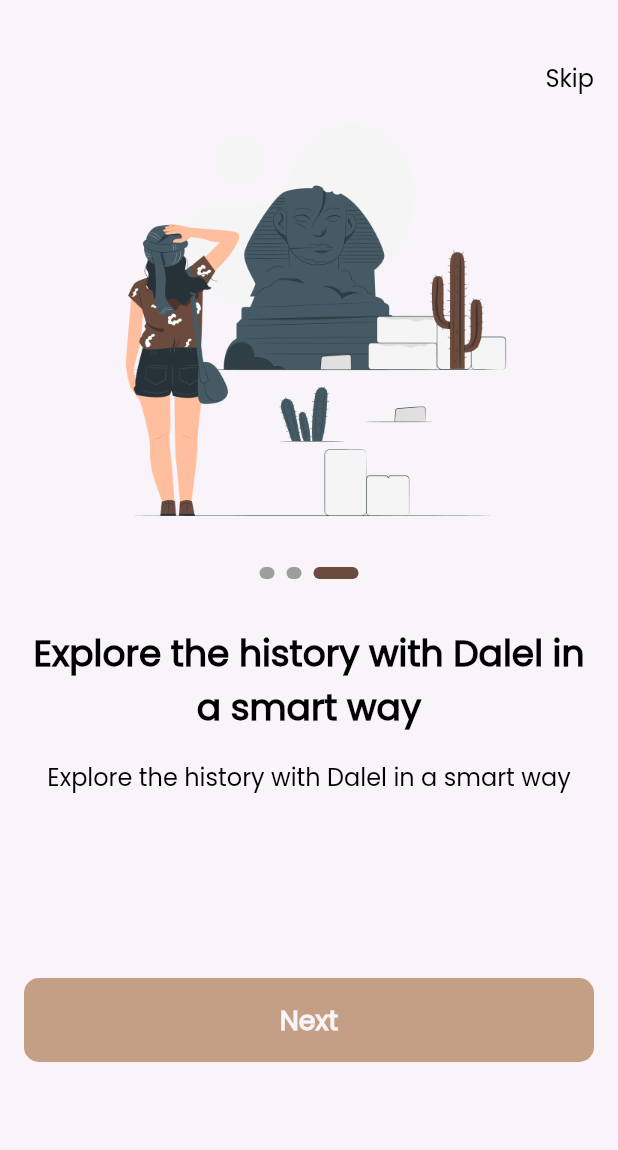
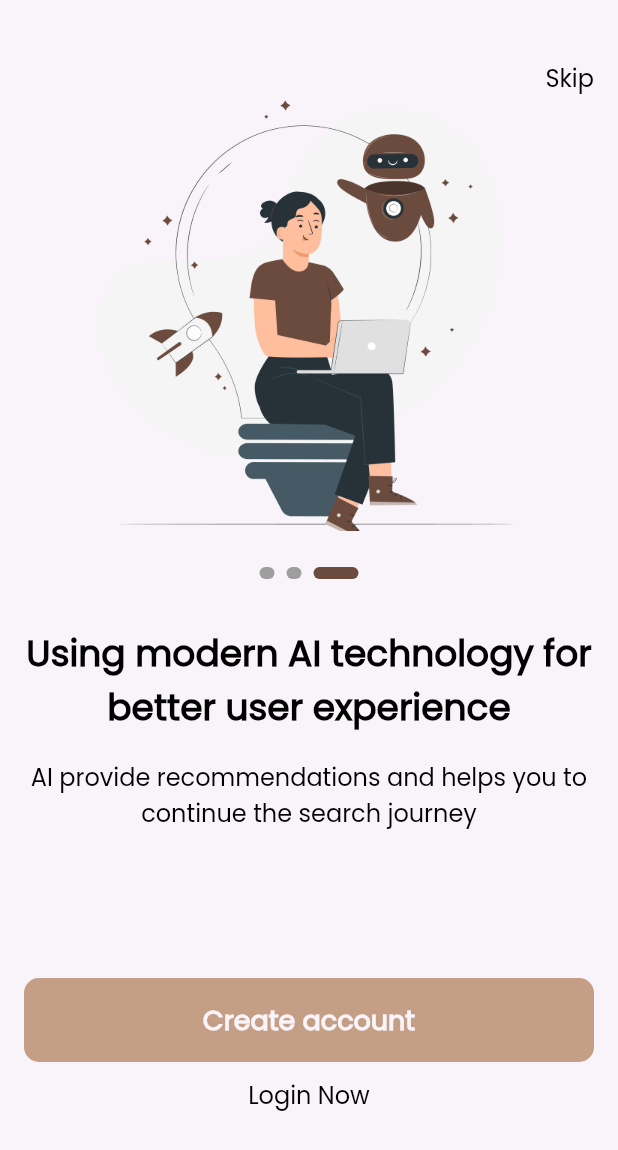
Before and after one commit to ebrahim969/dalel, a Flutter app: the screen it shows after launch, swiped to page 3, on a phone screen of 412 x 824 dp. Shown: the top 1150 px of the screen. Run offline on Flutter 3.47's test engine with Material 2 defaults, Android fonts, the phone set to English and light mode, and no system bars; drawn by our look-alikes of smooth_page_indicator; our stand-ins replace get.

Commit message:
on boarding finished

```diff
--- /dev/null
+++ b/lib/features/auth/presentation/views/signin_view.dart
@@ -0,0 +1,13 @@
+import 'package:flutter/material.dart';
+
+class SignInView extends StatelessWidget {
+  const SignInView({super.key});
+
+  @override
+  Widget build(BuildContext context) {
+    return SafeArea(
+        child: Scaffold(
+      body: Column(),
+    ));
+  }
+}
--- /dev/null
+++ b/lib/features/auth/presentation/views/signup_view.dart
@@ -0,0 +1,15 @@
+import 'package:flutter/material.dart';
+
+
+class SignUpView extends StatelessWidget {
+  const SignUpView({super.key});
+
+  @override
+  Widget build(BuildContext context) {
+    return SafeArea(
+      child: Scaffold(
+        body: Column(),
+      ),
+      );
+  }
+}
--- /dev/null
+++ b/lib/features/on_boarding/data/models/onboarding_model.dart
@@ -0,0 +1,28 @@
+import 'package:dalel_app/core/utils/app_assets.dart';
+
+class OnBoardingModel {
+  final String imagePath;
+  final String title;
+  final String subTitle;
+
+  OnBoardingModel(
+      {required this.imagePath, required this.title, required this.subTitle});
+}
+
+List<OnBoardingModel> onBoardingData = [
+  OnBoardingModel(
+    imagePath: Assets.imagesOnBoarding1,
+    title: "Explore the history with Dalel in a smart way",
+    subTitle: "Explore the history with Dalel in a smart way",
+  ),
+  OnBoardingModel(
+    imagePath: Assets.imagesOnBoarding2,
+    title: "From every place on earth",
+    subTitle: "A big variety of ancient places from all over the world",
+  ),
+  OnBoardingModel(
+    imagePath: Assets.imagesOnBoarding3,
+    title: "Using modern AI technology for better user experience",
+    subTitle: "AI provide recommendations and helps you to continue the search journey",
+  ),
+];
--- a/lib/features/on_boarding/presentation/view/screens/on_boarding_view.dart
+++ b/lib/features/on_boarding/presentation/view/screens/on_boarding_view.dart
@@ -1,12 +1,20 @@
 import 'package:flutter/material.dart';
-import '../../../../../core/utils/app_strings.dart';
-import '../../../../../core/widgets/custom_button.dart';
+import 'package:get/get.dart';
+import '../../../../auth/presentation/views/signup_view.dart';
 import '../widgets/custom_nav_bar.dart';
+import '../widgets/get_buttons.dart';
 import '../widgets/on_boarding_view_body.dart';
 
-class OnBoardingView extends StatelessWidget {
+class OnBoardingView extends StatefulWidget {
   const OnBoardingView({super.key});
 
+  @override
+  State<OnBoardingView> createState() => _OnBoardingViewState();
+}
+
+class _OnBoardingViewState extends State<OnBoardingView> {
+  final PageController _controller = PageController(initialPage: 0);
+  int currentIndex = 0;
   @override
   Widget build(BuildContext context) {
     return SafeArea(
@@ -14,14 +22,31 @@ class OnBoardingView extends StatelessWidget {
         body: Padding(
           padding: const EdgeInsets.symmetric(horizontal: 16),
           child: ListView(
-            physics:const BouncingScrollPhysics(),
+            physics: const BouncingScrollPhysics(),
             children: [
-              const SizedBox(height: 40,),
-              const CustomNavBar(),
-              OnBoardingViewBody(),
-              const SizedBox(height: 88,),
-              const CustomButton(text: AppStrings.next,),
-              const SizedBox(height: 17,),
+              const SizedBox(
+                height: 40,
+              ),
+              CustomNavBar(
+                onTap: () {
+                  Get.to(() => const SignUpView());
+                },
+              ),
+              OnBoardingViewBody(
+                controller: _controller,
+                onPageChanged: (index) {
+                  setState(() {
+                    currentIndex = index;
+                  });
+                },
+              ),
+              const SizedBox(
+                height: 88,
+              ),
+              GetButtons(currentIndex: currentIndex, controller: _controller),
+              const SizedBox(
+                height: 17,
+              ),
             ],
           ),
         ),
--- a/lib/features/on_boarding/presentation/view/widgets/custom_nav_bar.dart
+++ b/lib/features/on_boarding/presentation/view/widgets/custom_nav_bar.dart
@@ -4,16 +4,20 @@ import '../../../../../core/utils/app_strings.dart';
 import '../../../../../core/utils/app_styles.dart';
 
 class CustomNavBar extends StatelessWidget {
-  const CustomNavBar({super.key});
+  const CustomNavBar({super.key, required this.onTap});
 
+  final VoidCallback onTap;
   @override
   Widget build(BuildContext context) {
     return Align(
                 alignment: Alignment.centerRight,
-                child: Text(
-                  AppStrings.skip,
-                  style: CustomTextStyles.poppins300Style16
-                      .copyWith(fontWeight: FontWeight.w400),
+                child: InkWell(
+                  onTap: onTap,
+                  child: Text(
+                    AppStrings.skip,
+                    style: CustomTextStyles.poppins300Style16
+                        .copyWith(fontWeight: FontWeight.w400),
+                  ),
                 ),
               );
   }
--- /dev/null
+++ b/lib/features/on_boarding/presentation/view/widgets/get_buttons.dart
@@ -0,0 +1,56 @@
+import 'package:flutter/material.dart';
+import 'package:get/get.dart';
+
+import '../../../../../core/utils/app_strings.dart';
+import '../../../../../core/utils/app_styles.dart';
+import '../../../../../core/widgets/custom_button.dart';
+import '../../../../auth/presentation/views/signin_view.dart';
+import '../../../../auth/presentation/views/signup_view.dart';
+import '../../../data/models/onboarding_model.dart';
+
+class GetButtons extends StatelessWidget {
+  const GetButtons({super.key, required this.currentIndex, required this.controller});
+
+ final int currentIndex;
+ final PageController controller;
+  @override
+  Widget build(BuildContext context) {
+    if(currentIndex == onBoardingData.length-1)
+    {
+      return Column(
+                      children: [
+                        CustomButton(
+                          text: "Create account",
+                          onPressed: () {
+                            Get.to(() => const SignUpView());
+                          },
+                        ),
+                        const SizedBox(
+                          height: 10,
+                        ),
+                        InkWell(
+                          onTap: () {
+                            Get.to(()=> const SignInView());
+                          },
+                          child: Text(
+                            "Login Now",
+                            style: CustomTextStyles.poppins300Style16
+                                .copyWith(fontWeight: FontWeight.w400),
+                          ),
+                        )
+                      ],
+                    );
+    }else
+    {
+      return CustomButton(
+                      text: AppStrings.next,
+                      onPressed: () {
+                        controller.nextPage(
+                            duration: const Duration(microseconds: 200),
+                            curve: Curves.bounceIn);
+                      },
+                    );
+    }
+
+  }
+}
--- a/lib/features/on_boarding/presentation/view/widgets/on_boarding_view_body.dart
+++ b/lib/features/on_boarding/presentation/view/widgets/on_boarding_view_body.dart
@@ -1,29 +1,33 @@
 import 'package:dalel_app/core/utils/app_styles.dart';
 import 'package:flutter/material.dart';
-import '../../../../../core/utils/app_assets.dart';
+import '../../../data/models/onboarding_model.dart';
 import 'custom_smooth_indecator.dart';
 
 class OnBoardingViewBody extends StatelessWidget {
-  OnBoardingViewBody({super.key});
+  const OnBoardingViewBody({super.key, required this.controller, this.onPageChanged});
 
-  final PageController _controller = PageController();
+  final PageController controller;
+  final void Function(int)? onPageChanged;
   @override
   Widget build(BuildContext context) {
     return SizedBox(
       height: 500,
       child: PageView.builder(
+        onPageChanged: onPageChanged,
         physics:const BouncingScrollPhysics(),
-          controller: _controller,
-          itemCount: 3,
+          controller: controller,
+          itemCount: onBoardingData.length,
           itemBuilder: (context, index) {
             return Column(
               children: [
                 Container(
                   height:290,
                   width: 343,
-                  decoration: const BoxDecoration(
+                  decoration:  BoxDecoration(
                     image: DecorationImage(
-                      image: AssetImage(Assets.imagesOnBoarding1),
+                      image: AssetImage(
+                        onBoardingData[index].imagePath
+                        ),
                       fit: BoxFit.fill
                       ),
                   ),
@@ -33,13 +37,13 @@ class OnBoardingViewBody extends StatelessWidget {
                   height: 24,
                 ),
                 CustomSmoothPageIndecator(
-                  controller: _controller,
+                  controller: controller,
                 ),
                 const SizedBox(
                   height: 32,
                 ),
-                const Text(
-                  "Explore the history with Dalel in a smart way",
+                 Text(
+                  onBoardingData[index].title,
                   style: CustomTextStyles.poppins500Style24,
                   textAlign: TextAlign.center,
                   maxLines: 2,
@@ -48,8 +52,8 @@ class OnBoardingViewBody extends StatelessWidget {
                 const SizedBox(
                   height: 16,
                 ),
-                const Text(
-                  "Explore the history with Dalel in a smart way",
+                 Text(
+                   onBoardingData[index].subTitle,
                   style: CustomTextStyles.poppins300Style16,
                   textAlign: TextAlign.center,
                   maxLines: 2,
```
